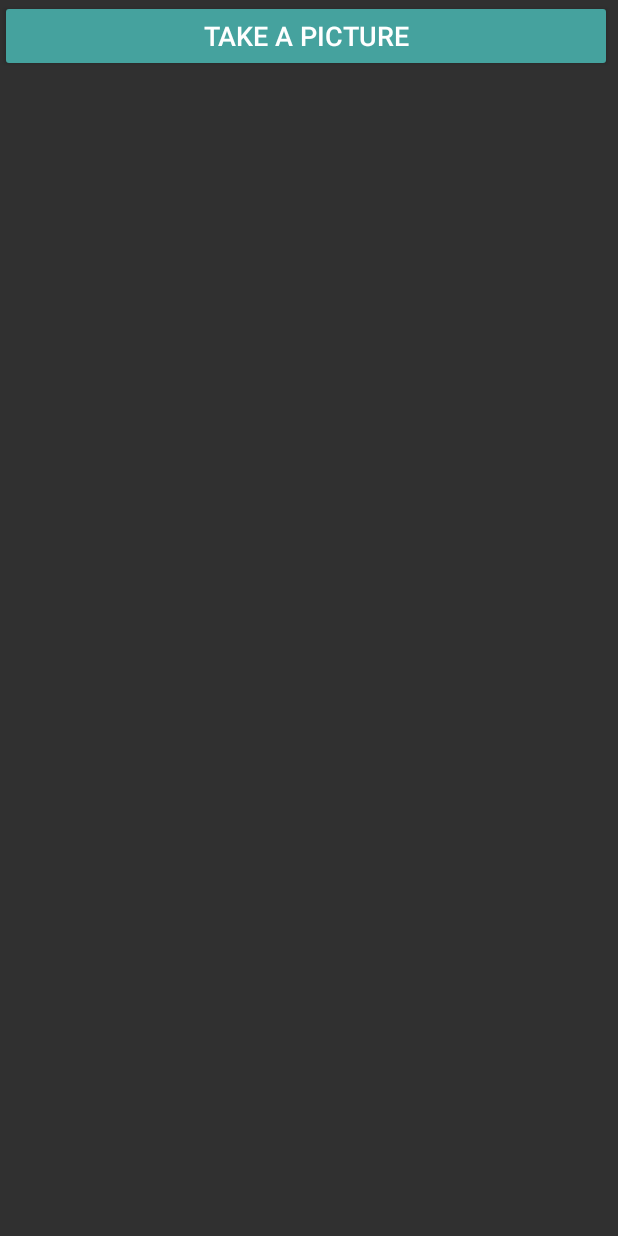
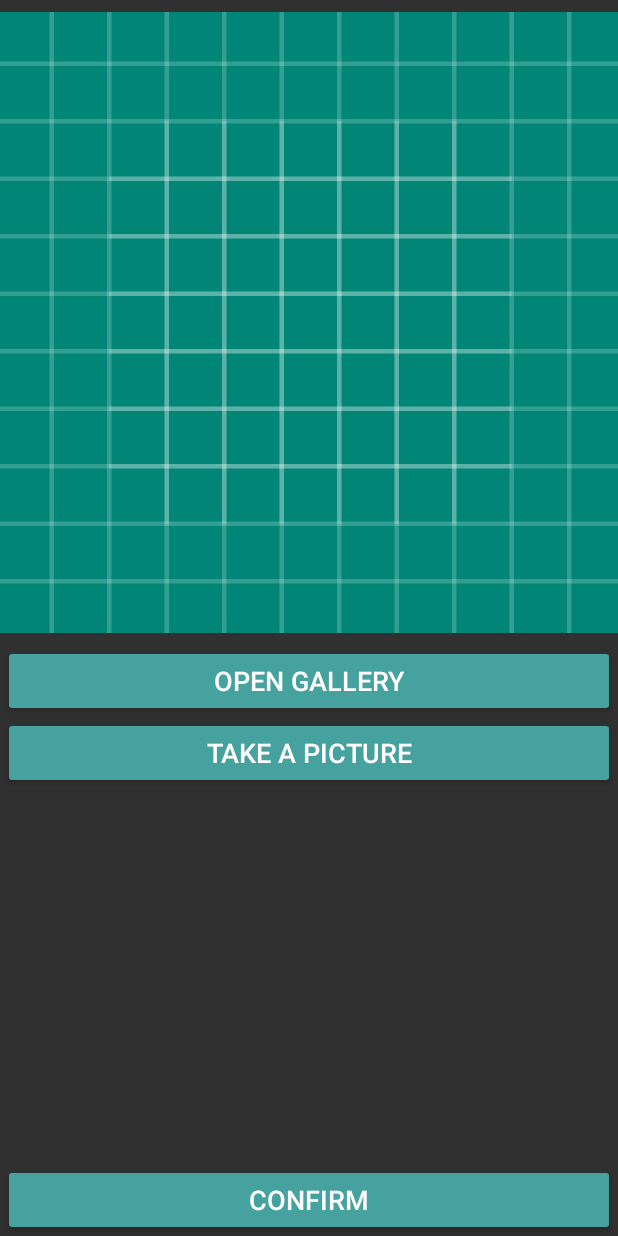
Before and after one commit to mineyev2/PicturePlaylist, an Android app: the MainActivity screen opened directly, with no data from a screen before it, on a phone screen of 412 x 824 dp. Run offline under Robolectric (Android 15) with nearby library versions, the phone set to English and light mode, and no system bars; libraries missing offline, so code that uses them is left out: com.google.firebase.ml; Roboto replaces fonts that are not available here.

Commit message:
button ui stuff

```diff
--- a/app/src/main/java/com/example/testingimagerecognition/MainActivity.java
+++ b/app/src/main/java/com/example/testingimagerecognition/MainActivity.java
@@ -10,6 +10,7 @@ import android.content.Intent;
 import android.content.pm.PackageManager;
 import android.database.Cursor;
 import android.graphics.Bitmap;
+import android.media.Image;
 import android.net.Uri;
 import android.os.Bundle;
 import android.provider.MediaStore;
@@ -37,6 +38,8 @@ public class MainActivity extends AppCompatActivity {
     public Bitmap bitmap;
     private String token;
     HashMap<String, Float> keywords;
+
+
 
     @Override
     protected void onCreate(Bundle savedInstanceState) {
@@ -96,6 +99,8 @@ public class MainActivity extends AppCompatActivity {
 
             try {
                 bitmap = MediaStore.Images.Media.getBitmap(this.getContentResolver(), selectedImage);
+                ImageView imageView = (ImageView) findViewById(R.id.imageView);
+                imageView.setImageBitmap(bitmap);
             } catch (IOException e) {
                 e.printStackTrace();
             }
@@ -121,11 +126,22 @@ public class MainActivity extends AppCompatActivity {
                             System.out.println(label.getText());
                             keywords.put(label.getText(), label.getConfidence());
                         }
-                        Intent intent = new Intent(MainActivity.this, PlaylistActivity.class);
-                        intent.putExtra("keywords", keywords);
-                        intent.putExtra("token", token);
-                        finish();
-                        startActivity(intent);
+
+                        Button confirm = findViewById(R.id.confirm);
+
+                        confirm.setOnClickListener(new View.OnClickListener() {
+                            public void onClick(View v) {
+                                // Do something in response to button click
+                                finish();
+                                Intent intent = new Intent(MainActivity.this, PlaylistActivity.class);
+                                intent.putExtra("keywords", keywords);
+                                intent.putExtra("token", token);
+                                startActivity(intent);
+                            }
+                        });
+
+
+
 
                     }
                 })
--- a/app/src/main/res/layout/activity_launch.xml
+++ b/app/src/main/res/layout/activity_launch.xml
@@ -24,13 +24,15 @@
         android:id="@+id/textView2"
         android:layout_width="410dp"
         android:layout_height="134dp"
+        android:layout_marginTop="40dp"
         android:fontFamily="@font/roboto_light"
         android:text="@string/explanation"
         android:textAlignment="viewStart"
         android:textColor="@color/colorSecondary"
         android:textSize="20sp"
-        app:layout_constraintTop_toBottomOf="@+id/textView"
-        tools:layout_editor_absoluteX="0dp" />
+        app:layout_constraintEnd_toEndOf="parent"
+        app:layout_constraintStart_toStartOf="parent"
+        app:layout_constraintTop_toBottomOf="@+id/textView" />
 
     <TextView
         android:id="@+id/textView4"
@@ -38,6 +40,7 @@
         android:layout_height="422dp"
         android:text="@string/steps"
         android:textColor="#C5C6C7"
+        android:textSize="20sp"
         app:layout_constraintTop_toBottomOf="@+id/textView2"
         tools:layout_editor_absoluteX="0dp" />
 
@@ -49,6 +52,7 @@
         android:text="Login to Spotify"
         android:textAllCaps="true"
         app:layout_constraintBottom_toBottomOf="parent"
-        tools:layout_editor_absoluteX="0dp" />
+        app:layout_constraintEnd_toEndOf="parent"
+        app:layout_constraintStart_toStartOf="parent" />
 
 </androidx.constraintlayout.widget.ConstraintLayout>
--- a/app/src/main/res/layout/activity_main.xml
+++ b/app/src/main/res/layout/activity_main.xml
@@ -5,6 +5,27 @@
     android:layout_width="match_parent"
     android:layout_height="match_parent"
     tools:context=".MainActivity">
+
+    <ImageView
+        android:id="@+id/imageView"
+        android:layout_width="414dp"
+        android:layout_height="430dp"
+        app:layout_constraintEnd_toEndOf="parent"
+        app:layout_constraintStart_toStartOf="parent"
+        app:layout_constraintTop_toTopOf="parent"
+        app:srcCompat="@drawable/ic_launcher_background" />
+
+    <Button
+        android:id="@+id/takePicture"
+        android:layout_width="408dp"
+        android:layout_height="48dp"
+        android:backgroundTint="@color/background"
+        android:text="Take a Picture"
+        android:textColor="@android:color/white"
+        android:textSize="18sp"
+        app:layout_constraintEnd_toEndOf="parent"
+        app:layout_constraintStart_toStartOf="parent"
+        app:layout_constraintTop_toBottomOf="@+id/selectImage" />
 
     <Button
         android:id="@+id/selectImage"
@@ -14,18 +35,20 @@
         android:text="Open Gallery"
         android:textColor="@android:color/white"
         android:textSize="18sp"
-        app:layout_constraintBottom_toTopOf="@+id/selectImage2"
-        tools:layout_editor_absoluteX="2dp" />
+        app:layout_constraintEnd_toEndOf="parent"
+        app:layout_constraintStart_toStartOf="parent"
+        app:layout_constraintTop_toBottomOf="@+id/imageView" />
 
     <Button
-        android:id="@+id/selectImage2"
+        android:id="@+id/confirm"
         android:layout_width="408dp"
         android:layout_height="48dp"
         android:backgroundTint="@color/background"
-        android:text="Take a Picture"
+        android:text="Confirm"
         android:textColor="@android:color/white"
         android:textSize="18sp"
-        tools:layout_editor_absoluteX="2dp"
-        tools:layout_editor_absoluteY="607dp" />
+        app:layout_constraintBottom_toBottomOf="parent"
+        app:layout_constraintEnd_toEndOf="parent"
+        app:layout_constraintStart_toStartOf="parent" />
 
 </androidx.constraintlayout.widget.ConstraintLayout>
```
